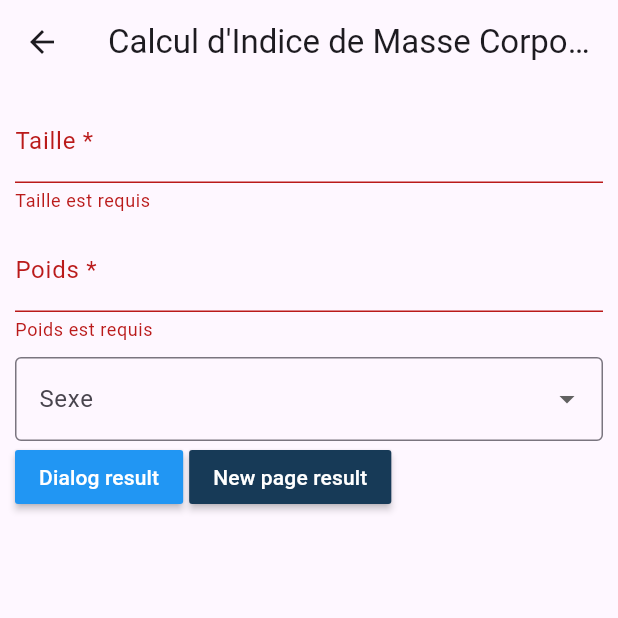
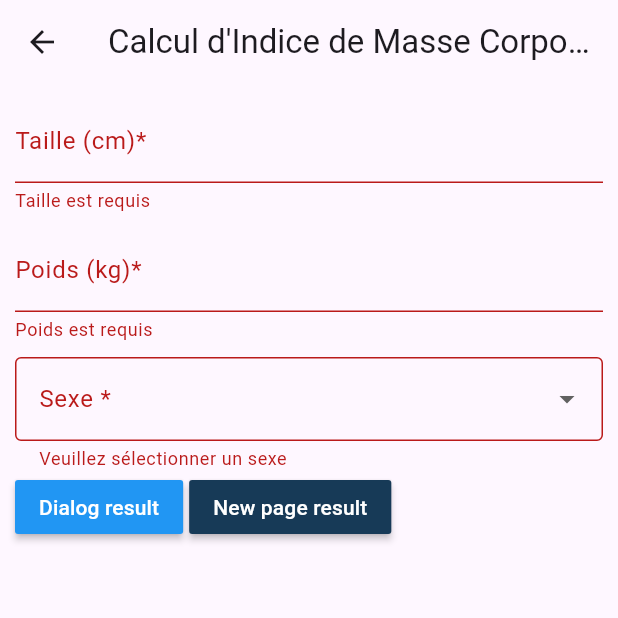
Before and after one commit to Henrio-89/exo_imc, a Flutter app: the ImcForm screen opened directly, after a tap on "New page result", after a tap on "Dialog result", on a phone screen of 412 x 824 dp, the top half of it. Run offline on Flutter 3.47's test engine with Material 3 defaults, Android fonts, the phone set to English and light mode, and no system bars; our stand-ins replace lottie; missing offline and left inert: dart:ffi; network calls fail.

Commit message:
[ FEAT ] Mise en place form validation

```diff
--- a/lib/NextPage.dart
+++ b/lib/NextPage.dart
@@ -1,5 +1,5 @@
 import 'package:flutter/material.dart';
-import 'package:oexchage/imcForm.dart';
+import 'package:imc/imcForm.dart';
 
 class NextPage extends StatefulWidget {
   const NextPage({super.key});
--- a/lib/imcForm.dart
+++ b/lib/imcForm.dart
@@ -2,7 +2,7 @@ import 'dart:ffi';
 
 import 'package:flutter/material.dart';
 import 'package:flutter/widgets.dart';
-import 'package:oexchage/resultPage.dart';
+import 'package:imc/resultPage.dart';
 
 class ImcForm extends StatefulWidget {
   const ImcForm({super.key});
@@ -35,11 +35,19 @@ class _ImcFormState extends State<ImcForm> {
                 TextFormField(
                   controller: _taillsController,
                   decoration: const InputDecoration(
-                    label: Text("Taille *"),
+                    label: Text("Taille (cm)*"),
                   ),
                   validator: (value) {
                     if (value == null || value.isEmpty) {
                       return "Taille est requis";
+                    }
+                    // Vérifier si la valeur est un nombre entier positif
+                    if (int.tryParse(value) == null || int.parse(value) < 0) {
+                      return "Taille doit être un nombre entier positif";
+                    }
+                    // Vérifier si la taille est inférieure à 10
+                    if (int.parse(value) <= 50) {
+                      return "La taille doit être supérieure ou égale à 50 cm";
                     }
                     return null;
                   },
@@ -48,11 +56,14 @@ class _ImcFormState extends State<ImcForm> {
                 TextFormField(
                   controller: _poidsController,
                   decoration: const InputDecoration(
-                    label: Text("Poids *"),
+                    label: Text("Poids (kg)*"),
                   ),
                   validator: (value) {
                     if (value == null || value.isEmpty) {
                       return "Poids est requis";
+                    }
+                    if (int.tryParse(value) == null || int.parse(value) < 0) {
+                      return "Taille doit être un nombre entier positif et supérieure ou égale à 1 kg";
                     }
                     return null;
                   },
@@ -60,6 +71,12 @@ class _ImcFormState extends State<ImcForm> {
                 const SizedBox(width: 10, height: 10),
                 DropdownButtonFormField(
                   value: sexeSelected,
+                  validator: (value) {
+                    if (value == null || value.isEmpty) {
+                      return "Veuillez sélectionner un sexe";
+                    }
+                    return null;
+                  },
                   onChanged: (newValue) {
                     setState(() {
                       sexeSelected = newValue;
@@ -76,7 +93,7 @@ class _ImcFormState extends State<ImcForm> {
                     ),
                   ],
                   decoration: const InputDecoration(
-                    labelText: "Sexe", // Libellé du champ
+                    labelText: "Sexe *", // Libellé du champ
                     border: OutlineInputBorder(), // Style de bordure
                   ),
                 ),
@@ -98,7 +115,7 @@ class _ImcFormState extends State<ImcForm> {
                     MaterialButton(
                       onPressed: () {
                         if (_formKey.currentState!.validate()) {
-                          resultPageRoot();
+                          redirectToResultPage();
                         }
                       },
                       color: const Color.fromARGB(255, 23, 58, 87),
@@ -117,7 +134,7 @@ class _ImcFormState extends State<ImcForm> {
     );
   }
 
-  void resultPageRoot() {
+  void redirectToResultPage() {
     var result = calculPageResult();
     Navigator.of(context).pushReplacement(
         MaterialPageRoute(builder: (context) => ResultPage(result: result)));
--- a/lib/main.dart
+++ b/lib/main.dart
@@ -1,5 +1,5 @@
 import 'package:flutter/material.dart';
-import 'package:oexchage/splashScreen.dart';
+import 'package:imc/splashScreen.dart';
 
 void main() {
   runApp(const MyApp());
--- a/pubspec.yaml
+++ b/pubspec.yaml
@@ -1,5 +1,5 @@
-name: oexchage
-description: "A new Flutter project."
+name: imc
+description: "Application pour calculer l’indice de masse corporelle (IMC)."
 # The following line prevents the package from being accidentally published to
 # pub.dev using `flutter pub publish`. This is preferred for private packages.
 publish_to: 'none' # Remove this line if you wish to publish to pub.dev
```
Also changed, not shown: lib/SplashScreen.dart (+7 -3 lines), lib/resultPage.dart (+16 -0 lines), 17 other files.
